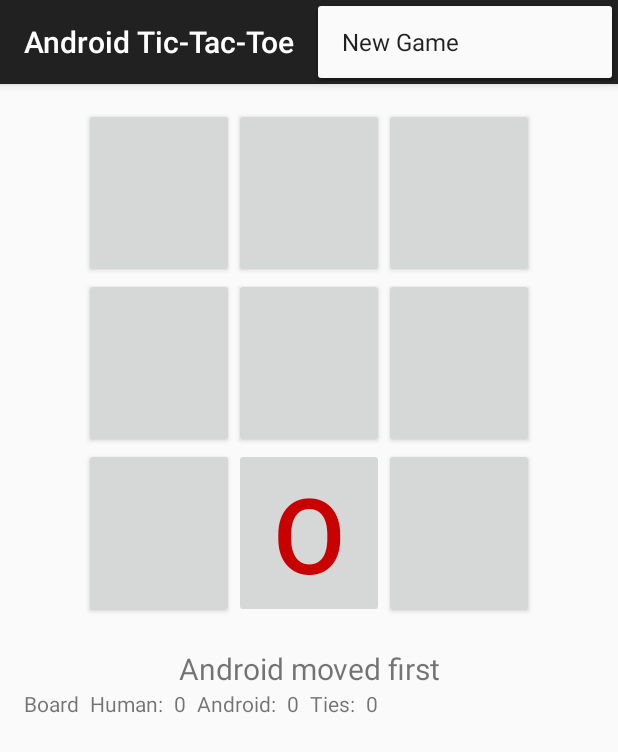
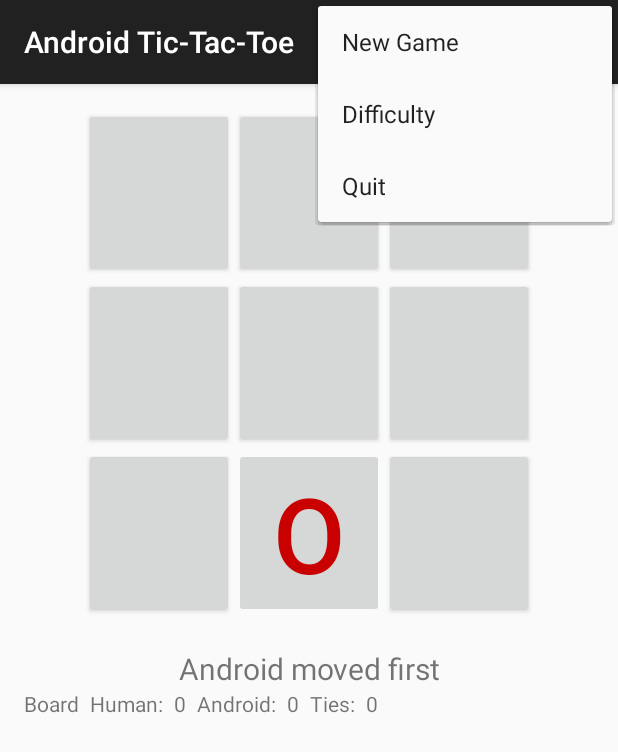
Before and after one commit to savelascod/AndroidTicTacToe-Tutorial2, an Android app: the screen it shows after launch (AndroidTicTacToeActivity), with the options menu open, on a phone screen of 412 x 824 dp. Shown: the top 752 px of the screen. Run offline under Robolectric (Android 15) with nearby library versions, the phone set to English and light mode, and no system bars.

Commit message:
-Added menu options by inflated mode.

```diff
--- a/TicTacToe/src/main/java/edu/harding/tictactoe/AndroidTicTacToeActivity.java
+++ b/TicTacToe/src/main/java/edu/harding/tictactoe/AndroidTicTacToeActivity.java
@@ -4,6 +4,7 @@
 import android.os.Bundle;
 import android.support.v7.app.ActionBarActivity;
 import android.view.Menu;
+import android.view.MenuInflater;
 import android.view.MenuItem;
 import android.view.View;
 import android.widget.Button;
@@ -82,7 +83,9 @@
     public boolean onCreateOptionsMenu(Menu menu) {
         // Inflate the menu; this adds items to the action bar if it is present.
         super.onCreateOptionsMenu(menu);
-        menu.add("New Game");
+
+        MenuInflater menuInflater = getMenuInflater();
+        menuInflater.inflate(R.menu.menu_android_tic_tac_toe, menu);
         return true;
     }
 
--- a/TicTacToe/src/main/res/menu/menu_android_tic_tac_toe.xml
+++ b/TicTacToe/src/main/res/menu/menu_android_tic_tac_toe.xml
@@ -1,9 +1,7 @@
 <menu xmlns:android="http://schemas.android.com/apk/res/android"
-      xmlns:app="http://schemas.android.com/apk/res-auto"
       xmlns:tools="http://schemas.android.com/tools"
       tools:context=".AndroidTicTacToeActivity">
-    <item android:id="@+id/action_settings"
-          android:title="@string/action_settings"
-          android:orderInCategory="100"
-          app:showAsAction="never"/>
+    <item android:id="@+id/new_game" android:title="@string/menu_new_game"></item>
+    <item android:id="@+id/ai_difficulty" android:title="@string/menu_ai_difficulty"></item>
+    <item android:id="@+id/quit" android:title="@string/menu_quit"></item>
 </menu>
--- a/TicTacToe/src/main/res/values/strings.xml
+++ b/TicTacToe/src/main/res/values/strings.xml
@@ -18,4 +18,7 @@
     <string name="score_human">0</string>
     <string name="score_android">0</string>
     <string name="score_ties">0</string>
+    <string name="menu_new_game">New Game</string>
+    <string name="menu_ai_difficulty">Difficulty</string>
+    <string name="menu_quit">Quit</string>
 </resources>
```
